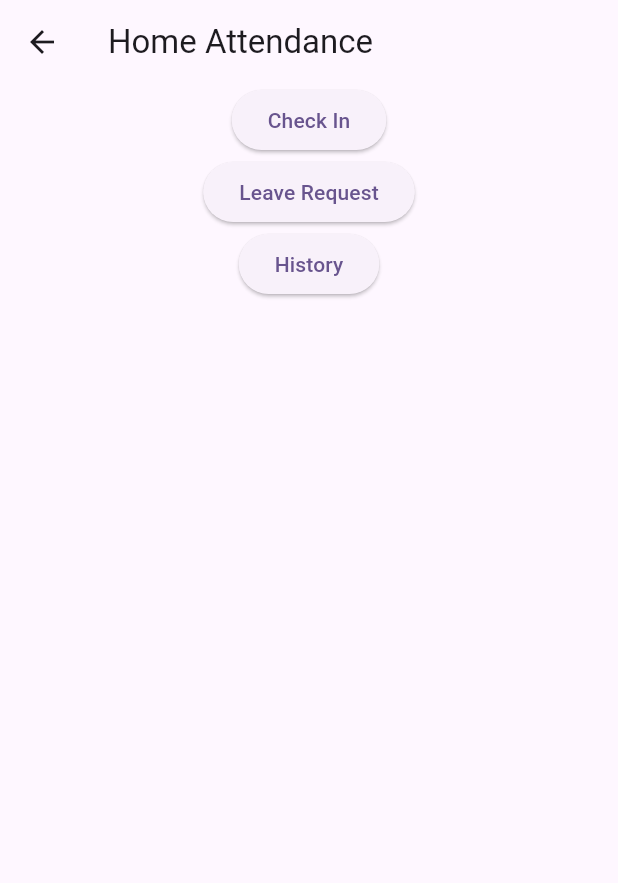
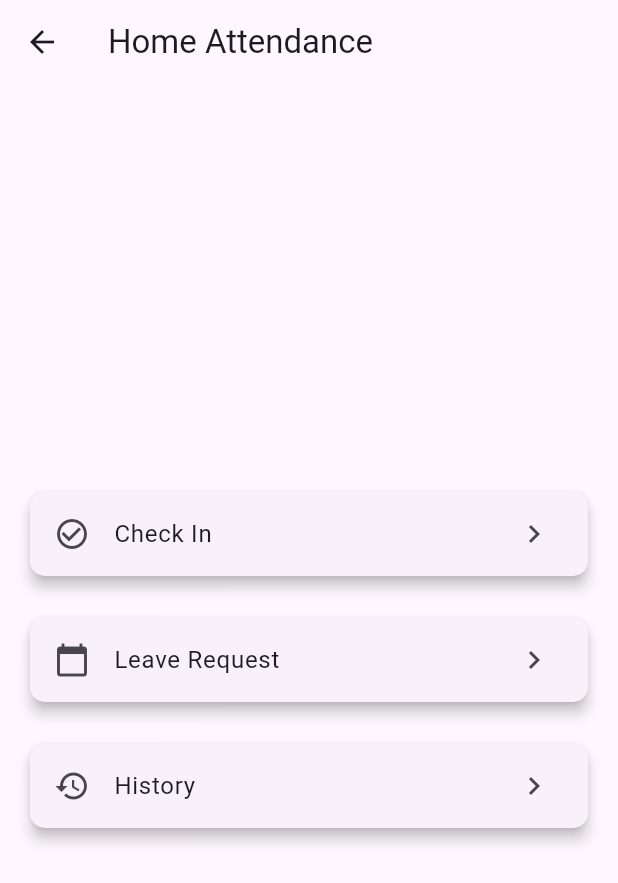
Before and after one commit to ZUHAIRR23/firebase, a Flutter app: the HomeAttendancePage screen opened by its route, on a phone screen of 412 x 824 dp. Shown: the top 883 px of the screen. Run offline on Flutter 3.47's test engine with Material 3 defaults, Android fonts, the phone set to English and light mode, and no system bars; our stand-ins replace camera, cloud_firestore, dotted_border, firebase_auth, firebase_core, firebase_storage and 6 more; missing offline and left inert: google_mlkit_face_detection; accounts and stored records are empty.

Commit message:
perbaruan ui

```diff
--- a/lib/ui/ui/attendance/home_attendance_page.dart
+++ b/lib/ui/ui/attendance/home_attendance_page.dart
@@ -14,26 +14,54 @@ class _HomeAttendancePageState extends State<HomeAttendancePage> {
       appBar: AppBar(
         title: Text('Home Attendance'),
       ),
-      body: Center(
+      body: Padding(
+        padding: const EdgeInsets.all(16.0),
         child: Column(
+          mainAxisAlignment: MainAxisAlignment.center,
           children: [
-            ElevatedButton(
-              onPressed: () {
+            Card(
+              elevation: 4,
+              shape: RoundedRectangleBorder(
+                borderRadius: BorderRadius.circular(10),
+              ),
+              child: ListTile(
+                onTap: () {
                   Navigator.pushNamed(context, '/attendance');
                 },
-              child: Text('Check In'),
+                leading: const Icon(Icons.check_circle_outline),
+                title: const Text('Check In'),
+                trailing: const Icon(Icons.chevron_right),
               ),
-            ElevatedButton(
-              onPressed: () {
+            ),
+            const SizedBox(height: 20),
+            Card(
+              elevation: 4,
+              shape: RoundedRectangleBorder(
+                borderRadius: BorderRadius.circular(10),
+              ),
+              child: ListTile(
+                onTap: () {
                   Navigator.pushNamed(context, '/leave');
                 },
-              child: Text('Leave Request'),
+                leading: const Icon(Icons.calendar_today),
+                title: const Text('Leave Request'),
+                trailing: const Icon(Icons.chevron_right),
               ),
-            ElevatedButton(
-              onPressed: () {
+            ),
+            const SizedBox(height: 20),
+            Card(
+              elevation: 4,
+              shape: RoundedRectangleBorder(
+                borderRadius: BorderRadius.circular(10),
+              ),
+              child: ListTile(
+                onTap: () {
                   Navigator.pushNamed(context, '/history');
                 },
-              child: Text('History'),
+                leading: const Icon(Icons.history),
+                title: const Text('History'),
+                trailing: const Icon(Icons.chevron_right),
+              ),
             ),
           ],
         ),
```
Also changed, not shown: pubspec.lock, 125 other files. Lines whose indentation alone changed are shown as unchanged.
